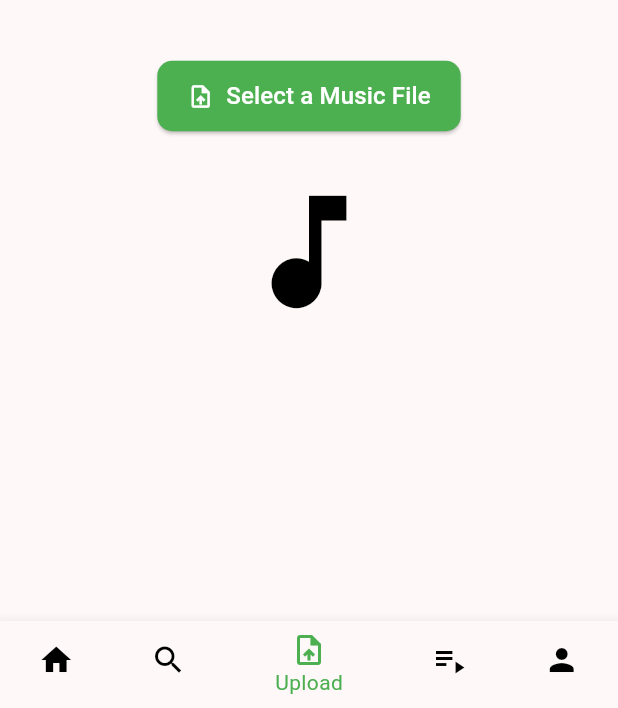
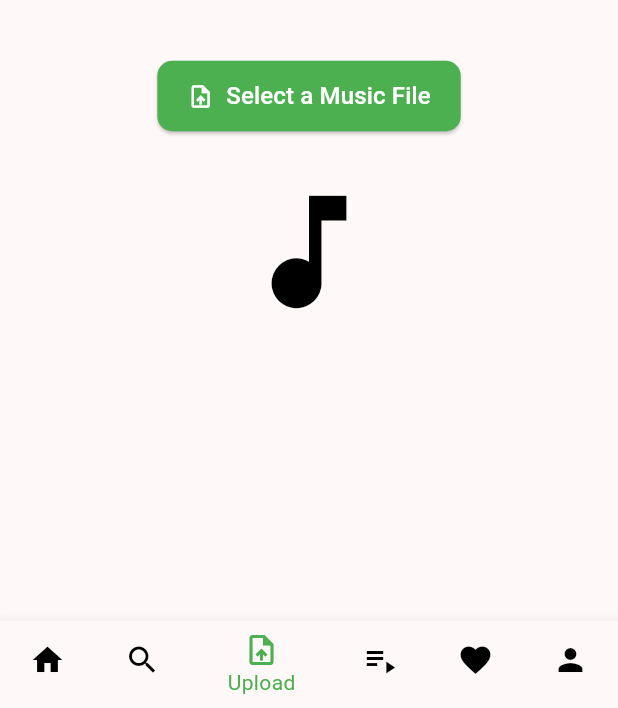
Before and after one commit to AfraKizar08/Vocal-App, a Flutter app: the MainScreen screen opened directly, item 3 of the bottom bar chosen, on a phone screen of 412 x 824 dp, the part 528-1236 px from its top. Run offline on Flutter 3.47's test engine with Material 3 defaults, Android fonts, the phone set to English and light mode, and no system bars; our stand-ins replace audioplayers, file_picker, firebase_auth, firebase_core, flutter_riverpod; accounts and stored records are empty.

```diff
--- a/lib/main.dart
+++ b/lib/main.dart
@@ -1,7 +1,9 @@
 import 'package:flutter/material.dart';
+import 'package:flutter_riverpod/flutter_riverpod.dart'; // Import Riverpod
 import 'pages/home_page.dart' as home; // Use an alias for home_page.dart
 import 'pages/profile_page.dart';
 import 'pages/search_page.dart';
+import 'pages/favourites_page.dart';
 import 'pages/upload_page.dart';
 import 'pages/playlist_page.dart';
 import 'pages/signup_page.dart'; // Import the login page
@@ -10,7 +12,11 @@ import 'package:firebase_core/firebase_core.dart';
 void main() async {
   WidgetsFlutterBinding.ensureInitialized();
   await Firebase.initializeApp();
-  runApp(VocalsOnlyMusicApp());
+  runApp(
+    ProviderScope( // Wrap your app in ProviderScope
+      child: VocalsOnlyMusicApp(),
+    ),
+  );
 }
 
 class VocalsOnlyMusicApp extends StatelessWidget {
@@ -55,6 +61,7 @@ class _MainScreenState extends State<MainScreen> {
     SearchPage(),
     UploadPage(),
     PlaylistPage(),
+    FavouritesPage(),
     ProfilePage(),
   ];
 
@@ -89,6 +96,10 @@ class _MainScreenState extends State<MainScreen> {
             label: 'Playlists',
           ),
           BottomNavigationBarItem(
+            icon: Icon(Icons.favorite),
+            label: 'Favourites',
+          ),
+          BottomNavigationBarItem(
             icon: Icon(Icons.person),
             label: 'Profile',
           ),
--- a/pubspec.yaml
+++ b/pubspec.yaml
@@ -35,7 +35,7 @@ dependencies:
   file_picker: ^5.2.0
   http: ^0.13.0
   path: ^1.9.0
-  flutter_riverpod: ^2.0.0
+  flutter_riverpod: ^2.6.1
 
 
   # The following adds the Cupertino Icons font to your application.
```
Also changed, not shown: pubspec.lock.
